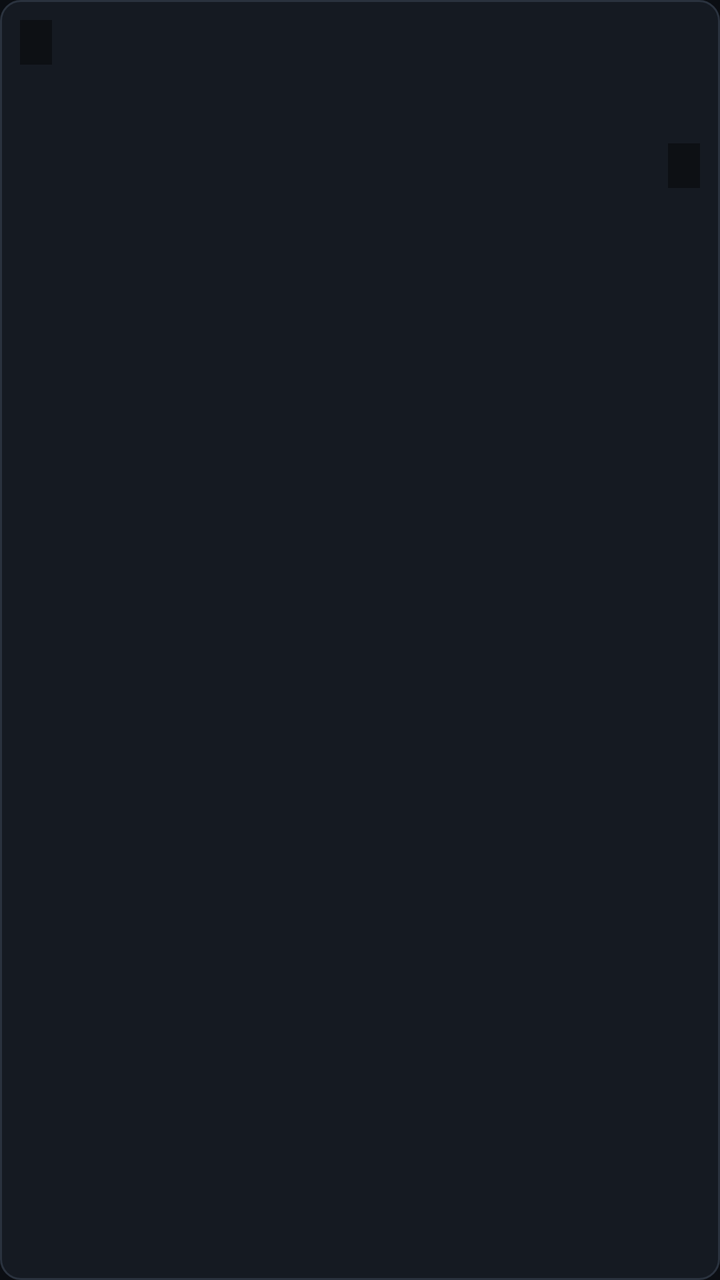
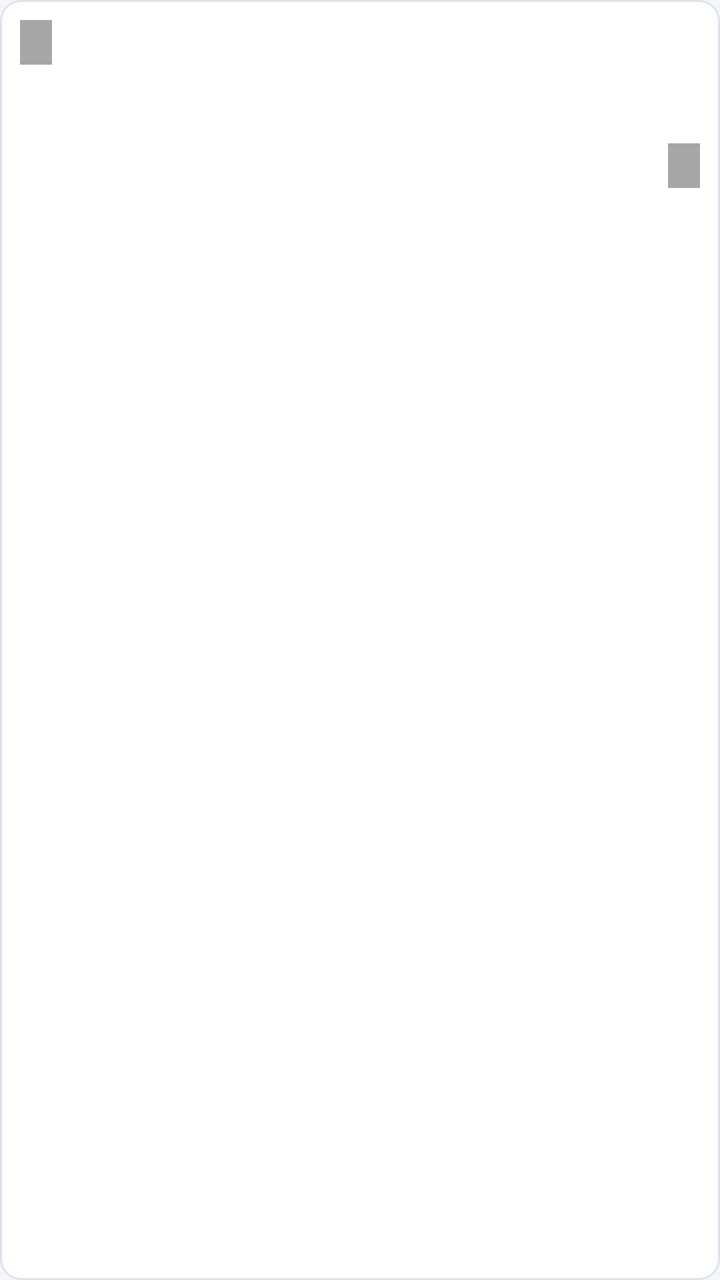

Compare the two renders of this Android layout. The source of the first and the diff that turns it into the second are given below.
<!-- AndroidManifest.xml: application theme Theme.Eced.Tv -->
<!-- res/layout/card_lesson.xml -->
<?xml version="1.0" encoding="utf-8"?>
<LinearLayout xmlns:android="http://schemas.android.com/apk/res/android"
    android:id="@+id/card_root"
    android:layout_width="280dp"
    android:layout_height="188dp"
    android:orientation="vertical"
    android:background="@drawable/card_bg"
    android:focusable="true"
    android:focusableInTouchMode="true">

    
    <FrameLayout
        android:id="@+id/card_art"
        android:layout_width="match_parent"
        android:layout_height="104dp">

        <TextView
            android:id="@+id/card_glyph"
            android:layout_width="match_parent"
            android:layout_height="match_parent"
            android:gravity="center"
            android:textColor="#FFFFFF"
            android:alpha="0.92"
            android:textSize="44sp"
            android:textStyle="bold" />

        <TextView
            android:id="@+id/card_kicker"
            android:layout_width="wrap_content"
            android:layout_height="wrap_content"
            android:layout_gravity="top|start"
            android:layout_margin="10dp"
            android:paddingHorizontal="8dp"
            android:paddingVertical="3dp"
            android:background="#66000000"
            android:textColor="#FFFFFF"
            android:textSize="12sp"
            android:letterSpacing="0.08"
            android:textStyle="bold" />

        <TextView
            android:id="@+id/card_count"
            android:layout_width="wrap_content"
            android:layout_height="wrap_content"
            android:layout_gravity="bottom|end"
            android:layout_margin="10dp"
            android:paddingHorizontal="8dp"
            android:paddingVertical="3dp"
            android:background="#66000000"
            android:textColor="#FFFFFF"
            android:textSize="12sp" />
    </FrameLayout>

    
    <FrameLayout
        android:id="@+id/card_progress_track"
        android:layout_width="match_parent"
        android:layout_height="4dp"
        android:background="#2A323E"
        android:visibility="gone">

        <View
            android:id="@+id/card_progress_fill"
            android:layout_width="0dp"
            android:layout_height="match_parent"
            android:background="@color/focus_gold" />
    </FrameLayout>

    <LinearLayout
        android:layout_width="match_parent"
        android:layout_height="0dp"
        android:layout_weight="1"
        android:orientation="vertical"
        android:paddingHorizontal="14dp"
        android:paddingTop="10dp"
        android:paddingBottom="12dp">

        <TextView
            android:id="@+id/card_title"
            android:layout_width="match_parent"
            android:layout_height="wrap_content"
            android:maxLines="2"
            android:ellipsize="end"
            android:textColor="@color/tv_ink"
            android:textSize="17sp" />

        <TextView
            android:id="@+id/card_meta"
            android:layout_width="match_parent"
            android:layout_height="wrap_content"
            android:layout_marginTop="3dp"
            android:maxLines="1"
            android:ellipsize="end"
            android:textColor="@color/tv_muted"
            android:textSize="14sp" />
    </LinearLayout>
</LinearLayout>
<!-- resources referenced by this layout -->
<resources>
  <color name="focus_gold">#E8B64C</color>
  <color name="tv_ink">#F2F6FA</color>
  <color name="tv_muted">#93A1B2</color>
  <!-- drawable card_bg (drawable) -->
  <?xml version="1.0" encoding="utf-8"?>
  <selector xmlns:android="http://schemas.android.com/apk/res/android">
      <item android:state_focused="true">
          <shape android:shape="rectangle">
              <solid android:color="#1E2836" />
              <stroke android:width="4dp" android:color="@color/focus_gold" />
              <corners android:radius="10dp" />
          </shape>
      </item>
      <item>
          <shape android:shape="rectangle">
              <solid android:color="@color/tv_panel" />
              <stroke android:width="1dp" android:color="#2A323E" />
              <corners android:radius="10dp" />
          </shape>
      </item>
  </selector>
  <style name="Theme.Eced.Tv" parent="Theme.Leanback">
          <item name="android:windowBackground">@color/tv_bg</item>
          <item name="android:colorPrimary">@color/focus_gold</item>
          <item name="android:colorAccent">@color/focus_gold</item>
      </style>
  <color name="tv_panel">#151A22</color>
  <color name="tv_bg">#0B0E13</color>
</resources>

<!-- the commit's change to res/layout/card_lesson.xml (unified diff, before → after) -->
@@ -19,7 +19,7 @@
             android:layout_width="match_parent"
             android:layout_height="match_parent"
             android:gravity="center"
-            android:textColor="#FFFFFF"
+            android:textColor="@color/on_subject"
             android:alpha="0.92"
             android:textSize="44sp"
             android:textStyle="bold" />
@@ -32,8 +32,8 @@
             android:layout_margin="10dp"
             android:paddingHorizontal="8dp"
             android:paddingVertical="3dp"
-            android:background="#66000000"
-            android:textColor="#FFFFFF"
+            android:background="@color/badge_scrim"
+            android:textColor="@color/on_subject"
             android:textSize="12sp"
             android:letterSpacing="0.08"
             android:textStyle="bold" />
@@ -46,8 +46,8 @@
             android:layout_margin="10dp"
             android:paddingHorizontal="8dp"
             android:paddingVertical="3dp"
-            android:background="#66000000"
-            android:textColor="#FFFFFF"
+            android:background="@color/badge_scrim"
+            android:textColor="@color/on_subject"
             android:textSize="12sp" />
     </FrameLayout>
 
@@ -56,7 +56,7 @@
         android:id="@+id/card_progress_track"
         android:layout_width="match_parent"
         android:layout_height="4dp"
-        android:background="#2A323E"
+        android:background="@color/hairline"
         android:visibility="gone">
 
         <View
<!-- resource entries referenced after the edit -->
@@ -1,14 +1,17 @@
 <!-- resources referenced by this layout -->
 <resources>
-  <color name="focus_gold">#E8B64C</color>
-  <color name="tv_ink">#F2F6FA</color>
-  <color name="tv_muted">#93A1B2</color>
+  <color name="badge_scrim">#59000000</color>
+  <color name="focus_gold">#B07C10</color>
+  <color name="hairline">#DDE3EA</color>
+  <color name="on_subject">#FFFFFF</color>
+  <color name="tv_ink">#12171F</color>
+  <color name="tv_muted">#5B6675</color>
   <!-- drawable card_bg (drawable) -->
   <?xml version="1.0" encoding="utf-8"?>
   <selector xmlns:android="http://schemas.android.com/apk/res/android">
       <item android:state_focused="true">
           <shape android:shape="rectangle">
-              <solid android:color="#1E2836" />
+              <solid android:color="@color/surface_focus" />
               <stroke android:width="4dp" android:color="@color/focus_gold" />
               <corners android:radius="10dp" />
           </shape>
@@ -16,17 +19,19 @@
       <item>
           <shape android:shape="rectangle">
               <solid android:color="@color/tv_panel" />
-              <stroke android:width="1dp" android:color="#2A323E" />
+              <stroke android:width="1dp" android:color="@color/hairline" />
               <corners android:radius="10dp" />
           </shape>
       </item>
   </selector>
   <style name="Theme.Eced.Tv" parent="Theme.Leanback">
           <item name="android:windowBackground">@color/tv_bg</item>
+          <item name="android:colorBackground">@color/tv_bg</item>
           <item name="android:colorPrimary">@color/focus_gold</item>
           <item name="android:colorAccent">@color/focus_gold</item>
       </style>
-  <color name="tv_panel">#151A22</color>
-  <color name="tv_bg">#0B0E13</color>
+  <color name="surface_focus">#FFF6E0</color>
+  <color name="tv_panel">#FFFFFF</color>
+  <color name="tv_bg">#F4F6F9</color>
 </resources>
 
